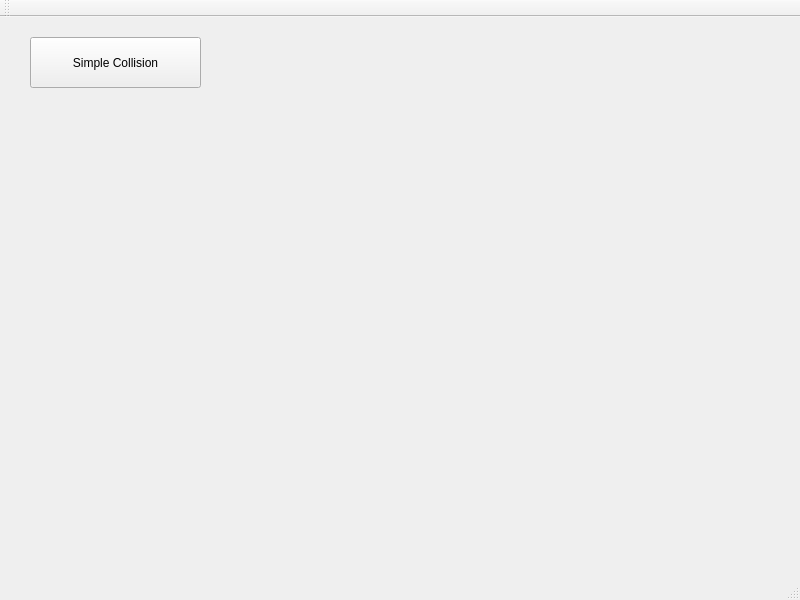
fbardelli/compsci, file cis60.1/GamePhysics/gamemenu.ui: the form before one commit.
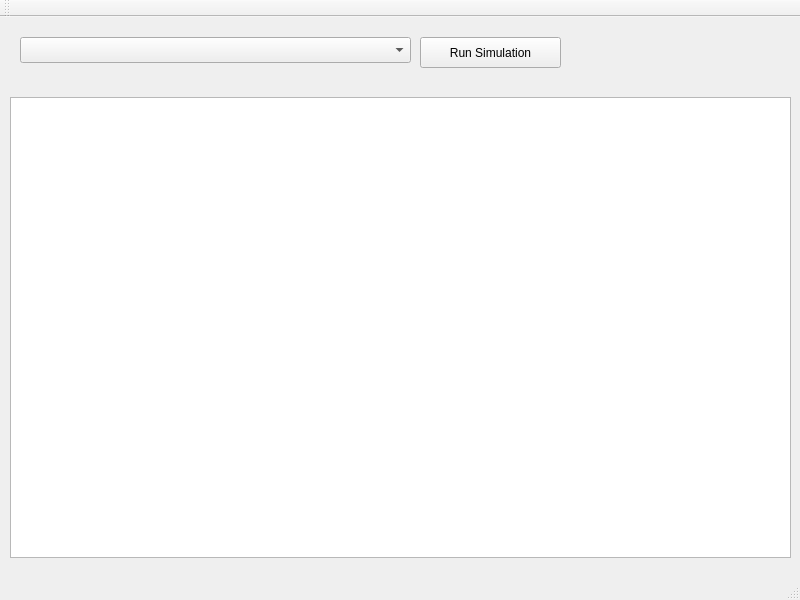
The form after the commit.

Commit message: Added more controls and basic event handling

```diff
--- a/cis60.1/GamePhysics/gamemenu.ui
+++ b/cis60.1/GamePhysics/gamemenu.ui
@@ -17,14 +17,34 @@
    <widget class="QPushButton" name="simpleCollision">
     <property name="geometry">
      <rect>
-      <x>30</x>
+      <x>420</x>
       <y>20</y>
-      <width>171</width>
-      <height>51</height>
+      <width>141</width>
+      <height>31</height>
      </rect>
     </property>
     <property name="text">
-     <string>Simple Collision</string>
+     <string>Run Simulation</string>
+    </property>
+   </widget>
+   <widget class="QGraphicsView" name="graphicsView">
+    <property name="geometry">
+     <rect>
+      <x>10</x>
+      <y>80</y>
+      <width>781</width>
+      <height>461</height>
+     </rect>
+    </property>
+   </widget>
+   <widget class="QComboBox" name="simulationComboBox">
+    <property name="geometry">
+     <rect>
+      <x>20</x>
+      <y>20</y>
+      <width>391</width>
+      <height>26</height>
+     </rect>
     </property>
    </widget>
   </widget>
```
Left out of the diff: 2 changed lines with no effect on the pictures. The commit also changes 2 other files.
